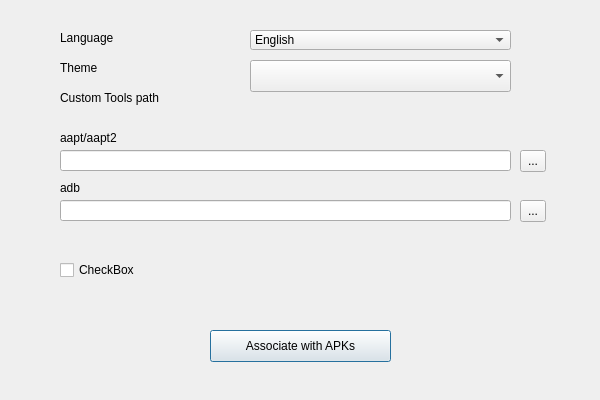
First picture: the form in forms/settings.ui, repository gingusScringus/apacksplorer, before the edit.
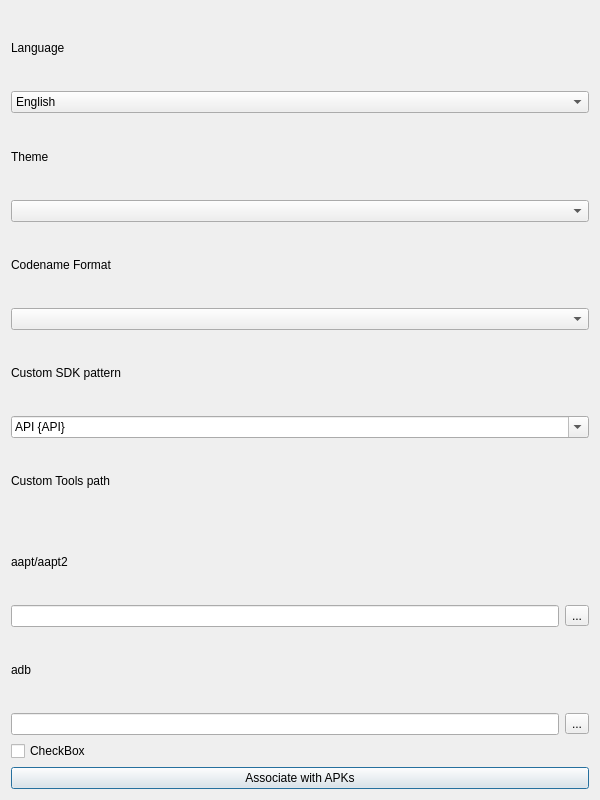
Second picture: the form after the edit.

Commit message: refactor ui layouts and improve settings dialog structure

```diff
--- a/forms/settings.ui
+++ b/forms/settings.ui
@@ -10,21 +10,22 @@
     <x>0</x>
     <y>0</y>
     <width>600</width>
-    <height>400</height>
+    <height>800</height>
    </rect>
   </property>
   <property name="windowTitle">
    <string>Dialog</string>
   </property>
+  <layout class="QVBoxLayout" name="verticalLayout">
+   <item>
+    <widget class="QLabel" name="label">
+     <property name="text">
+      <string>Language</string>
+     </property>
+    </widget>
+   </item>
+   <item>
   <widget class="QComboBox" name="comboBox">
-   <property name="geometry">
-    <rect>
-     <x>250</x>
-     <y>30</y>
-     <width>261</width>
-     <height>20</height>
-    </rect>
-   </property>
    <property name="mouseTracking">
     <bool>false</bool>
    </property>
@@ -37,153 +38,149 @@
     </property>
    </item>
   </widget>
-  <widget class="QLabel" name="label">
-   <property name="geometry">
-    <rect>
-     <x>60</x>
-     <y>30</y>
-     <width>58</width>
-     <height>16</height>
-    </rect>
-   </property>
+   </item>
+   <item>
+    <widget class="QLabel" name="label_5">
+     <property name="text">
+      <string>Theme</string>
+     </property>
+    </widget>
+   </item>
+   <item>
+    <widget class="QComboBox" name="comboBox_2"/>
+   </item>
+   <item>
+    <widget class="QLabel" name="label_6">
    <property name="text">
-    <string>Language</string>
-   </property>
-  </widget>
-  <widget class="QPushButton" name="pushButton">
-   <property name="geometry">
-    <rect>
-     <x>210</x>
-     <y>330</y>
-     <width>181</width>
-     <height>32</height>
-    </rect>
-   </property>
+      <string>Codename Format</string>
+     </property>
+    </widget>
+   </item>
+   <item>
+    <widget class="QComboBox" name="comboBox_3">
+     <property name="editable">
+      <bool>false</bool>
+     </property>
+     <item>
    <property name="text">
-    <string>Associate with APKs</string>
-   </property>
-  </widget>
+       <string/>
+      </property>
+     </item>
+     <item>
+      <property name="text">
+       <string>Use common name</string>
+      </property>
+     </item>
+     <item>
+      <property name="text">
+       <string>Use alternate codename</string>
+      </property>
+     </item>
+     <item>
+      <property name="text">
+       <string>Use only alternate codename for Android 10 - 13</string>
+      </property>
+     </item>
+    </widget>
+   </item>
+   <item>
+    <widget class="QLabel" name="label_7">
+     <property name="text">
+      <string>Custom SDK pattern</string>
+     </property>
+    </widget>
+   </item>
+   <item>
+    <widget class="QComboBox" name="comboBox_4">
+     <property name="editable">
+      <bool>true</bool>
+     </property>
+     <item>
+      <property name="text">
+       <string>API {API}</string>
+      </property>
+     </item>
+     <item>
+      <property name="text">
+       <string>Android {VERSION}</string>
+      </property>
+     </item>
+     <item>
+      <property name="text">
+       <string>Android {VERSION} {CODENAME}</string>
+      </property>
+     </item>
+     <item>
+      <property name="text">
+       <string>API {API} (Android {VERSION} {CODENAME})</string>
+      </property>
+     </item>
+    </widget>
+   </item>
+   <item>
   <widget class="QLabel" name="label_2">
-   <property name="geometry">
-    <rect>
-     <x>60</x>
-     <y>90</y>
-     <width>121</width>
-     <height>16</height>
-    </rect>
-   </property>
    <property name="text">
     <string>Custom Tools path</string>
    </property>
   </widget>
-  <widget class="QLabel" name="label_3">
-   <property name="geometry">
-    <rect>
-     <x>60</x>
-     <y>180</y>
-     <width>58</width>
-     <height>16</height>
-    </rect>
-   </property>
-   <property name="text">
-    <string>adb</string>
-   </property>
-  </widget>
+   </item>
+   <item>
   <widget class="QLabel" name="label_4">
-   <property name="geometry">
-    <rect>
-     <x>60</x>
-     <y>130</y>
-     <width>71</width>
-     <height>16</height>
-    </rect>
-   </property>
    <property name="text">
     <string>aapt/aapt2</string>
    </property>
   </widget>
-  <widget class="QLineEdit" name="lineEdit">
-   <property name="geometry">
-    <rect>
-     <x>60</x>
-     <y>150</y>
-     <width>451</width>
-     <height>21</height>
-    </rect>
-   </property>
-  </widget>
-  <widget class="QLineEdit" name="lineEdit_2">
-   <property name="geometry">
-    <rect>
-     <x>60</x>
-     <y>200</y>
-     <width>451</width>
-     <height>21</height>
-    </rect>
-   </property>
-  </widget>
-  <widget class="QToolButton" name="toolButton">
-   <property name="geometry">
-    <rect>
-     <x>520</x>
-     <y>200</y>
-     <width>26</width>
-     <height>22</height>
-    </rect>
-   </property>
-   <property name="text">
-    <string>...</string>
-   </property>
-  </widget>
+   </item>
+   <item>
+    <layout class="QHBoxLayout" name="horizontalLayout">
+     <item>
+      <widget class="QLineEdit" name="lineEdit"/>
+     </item>
+     <item>
   <widget class="QToolButton" name="toolButton_2">
-   <property name="geometry">
-    <rect>
-     <x>520</x>
-     <y>150</y>
-     <width>26</width>
-     <height>22</height>
-    </rect>
-   </property>
+       <property name="text">
+        <string>...</string>
+       </property>
+      </widget>
+     </item>
+    </layout>
+   </item>
+   <item>
+    <widget class="QLabel" name="label_3">
    <property name="text">
+      <string>adb</string>
+     </property>
+    </widget>
+   </item>
+   <item>
+    <layout class="QHBoxLayout" name="horizontalLayout_2">
+     <item>
+      <widget class="QLineEdit" name="lineEdit_2"/>
+     </item>
+     <item>
+      <widget class="QToolButton" name="toolButton">
+       <property name="text">
     <string>...</string>
    </property>
   </widget>
+     </item>
+    </layout>
+   </item>
+   <item>
   <widget class="QCheckBox" name="checkBox">
-   <property name="geometry">
-    <rect>
-     <x>60</x>
-     <y>260</y>
-     <width>85</width>
-     <height>20</height>
-    </rect>
-   </property>
    <property name="text">
     <string>CheckBox</string>
    </property>
   </widget>
-  <widget class="QLabel" name="label_5">
-   <property name="geometry">
-    <rect>
-     <x>60</x>
-     <y>60</y>
-     <width>58</width>
-     <height>16</height>
-    </rect>
-   </property>
+   </item>
+   <item>
+    <widget class="QPushButton" name="pushButton">
    <property name="text">
-    <string>Theme</string>
-   </property>
-  </widget>
-  <widget class="QComboBox" name="comboBox_2">
-   <property name="geometry">
-    <rect>
-     <x>250</x>
-     <y>60</y>
-     <width>261</width>
-     <height>32</height>
-    </rect>
-   </property>
-  </widget>
+      <string>Associate with APKs</string>
+     </property>
+    </widget>
+   </item>
+  </layout>
  </widget>
  <resources/>
  <connections/>
```
Lines whose indentation alone changed are shown as unchanged. The commit also changes 2 other files.
